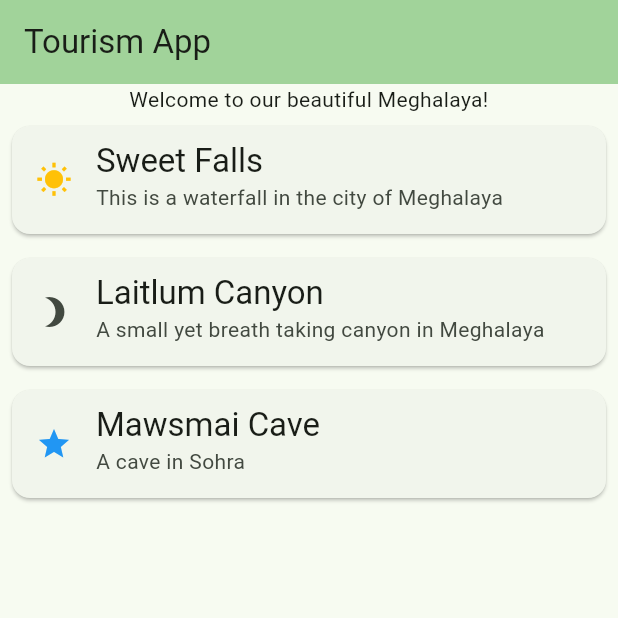
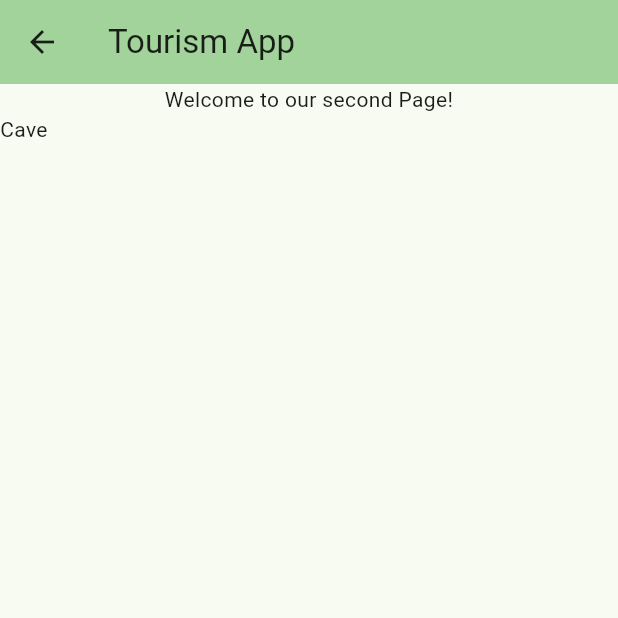
Before and after one commit to MeghalayaDev/tourism_app_static, a Flutter app: the screen it shows after launch, after a tap on "Mawsmai Cave", on a phone screen of 412 x 824 dp, the top half of it. Run offline on Flutter 3.47's test engine with Material 2 defaults, Android fonts, the phone set to English and light mode, and no system bars.

Commit message:
Making ListView with 3 items, Navigate 2nd Screen

```diff
--- a/lib/main.dart
+++ b/lib/main.dart
@@ -1,4 +1,5 @@
 import 'package:flutter/material.dart';
+import 'package:tourism_app_static/spot_details.dart';
 import 'package:tourism_app_static/tourist_spots.dart';
 
 void main() {
@@ -18,6 +19,10 @@ class MyApp extends StatelessWidget {
         useMaterial3: true,
       ),
       home: const MyHomePage(title: 'Tourism App'),
+      initialRoute: '/',
+      // routes: {
+      //   '/second': (context) => const SpotDetails(),
+      // }
     );
   }
 }
--- /dev/null
+++ b/lib/spot_details.dart
@@ -0,0 +1,32 @@
+import 'package:flutter/material.dart';
+
+class SpotDetails extends StatelessWidget {
+  final String spotName;
+  const SpotDetails({super.key, required this.spotName});
+
+  @override
+  Widget build(BuildContext context) {
+    return Scaffold(
+      appBar: AppBar(
+          backgroundColor: Theme.of(context).colorScheme.inversePrimary,
+          title: Text("Tourism App"),
+          automaticallyImplyLeading: true, //code for back button
+          leading: IconButton(
+              icon: const Icon(Icons.arrow_back),
+              onPressed: () => Navigator.of(context).popUntil((route) {
+                    return route.settings.name == "/";
+                  }))),
+      body: Column(
+        crossAxisAlignment: CrossAxisAlignment.stretch,
+        // mainAxisAlignment: MainAxisAlignment.start,
+        children: <Widget>[
+          const Text(
+            'Welcome to our second Page!',
+            textAlign: TextAlign.center,
+          ),
+          Text(spotName),
+        ],
+      ),
+    );
+  }
+}
--- a/lib/tourist_spots.dart
+++ b/lib/tourist_spots.dart
@@ -1,4 +1,5 @@
 import 'package:flutter/material.dart';
+import 'package:tourism_app_static/spot_details.dart';
 
 class ListOfTouristSpots extends StatelessWidget {
   const ListOfTouristSpots({super.key});
@@ -44,7 +45,10 @@ class ListOfTouristSpots extends StatelessWidget {
               style: Theme.of(context).textTheme.titleLarge,
             ),
             subtitle: const Text('A cave in Sohra'),
-            onTap: () => print("Mawsmai Cave Pressed"),
+            // onTap: () => Navigator.pushNamed(context, '/second'),
+            onTap: () => Navigator.of(context).push(MaterialPageRoute(
+                builder: (BuildContext context) =>
+                    const SpotDetails(spotName: "Cave"))),
           ),
         ),
       ],
```
Also changed, not shown: 1 other file.
